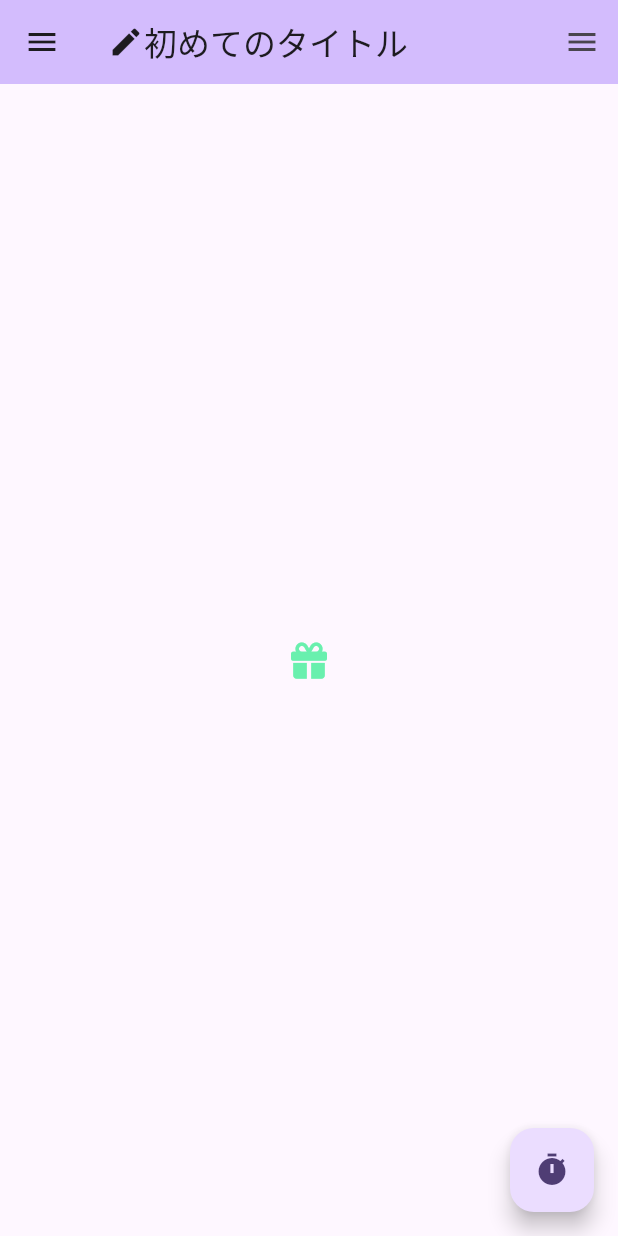
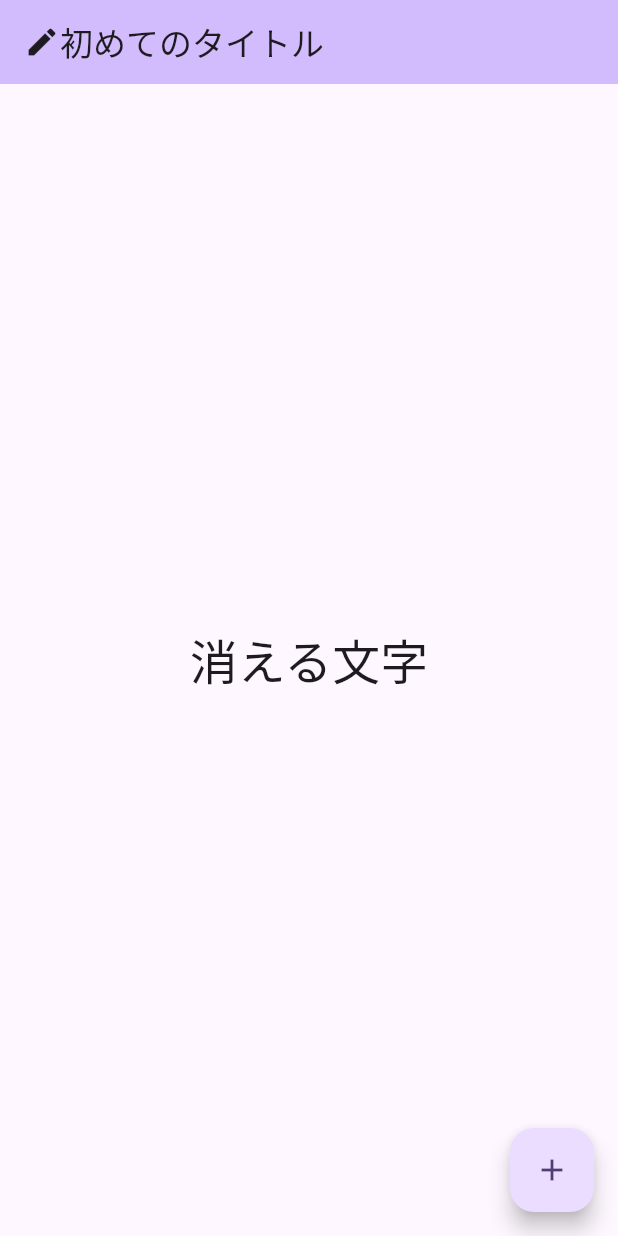
Before and after one commit to koyasaeki/hello_flutter, a Flutter app: the screen it shows after launch, on a phone screen of 412 x 824 dp. Run offline on Flutter 3.47's test engine with Material 3 defaults, Android fonts, the phone set to English and light mode, and no system bars.

```diff
--- a/lib/main.dart
+++ b/lib/main.dart
@@ -1,5 +1,4 @@
 import 'package:flutter/material.dart';
-import 'package:font_awesome_flutter/font_awesome_flutter.dart';
 
 void main() {
   runApp(const MyApp());
@@ -33,7 +32,13 @@ class MyHomePage extends StatefulWidget {
 }
 
 class _MyHomePageState extends State<MyHomePage> {
-  int _count = 0;
+  bool _flag = false;
+
+  _click() async {
+    setState(() {
+      _flag = !_flag;
+    });
+  }
 
   @override
   Widget build(BuildContext context) {
@@ -46,26 +51,24 @@ class _MyHomePageState extends State<MyHomePage> {
               Text('初めてのタイトル'),
             ],
           )),
-      body: const Center(
-          child: Icon(
-        FontAwesomeIcons.gift,
-        color: Colors.greenAccent,
-      )),
-      floatingActionButton: FloatingActionButton(
-        onPressed: () {
-          print('押したね？');
-        },
-        child: const Icon(Icons.timer),
-      ),
-      drawer: const Drawer(
-        child: Center(
-          child: Text('Drawer'),
+      body: Center(
+        child: Column(
+          mainAxisAlignment: MainAxisAlignment.center,
+          children: <Widget>[
+            AnimatedOpacity(
+              opacity: _flag ? 0.1 : 1.0,
+              duration: const Duration(seconds: 3),
+              child: Text(
+                '消える文字',
+                style: Theme.of(context).textTheme.headlineLarge,
+              ),
+            )
+          ],
         ),
       ),
-      endDrawer: const Drawer(
-        child: Center(
-          child: Text('EndDrawer'),
-        ),
+      floatingActionButton: FloatingActionButton(
+        onPressed: _click,
+        child: const Icon(Icons.add),
       ),
     );
   }
```
